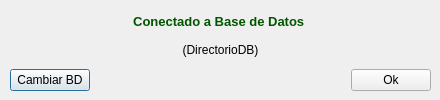
Old version of the form dblogin.ui in the repository jeanyvesb9/GS.
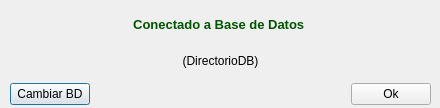
New version of the form.

Diff of the .ui file:
```diff
--- a/dblogin.ui
+++ b/dblogin.ui
@@ -7,7 +7,7 @@
     <x>0</x>
     <y>0</y>
     <width>440</width>
-    <height>100</height>
+    <height>108</height>
    </rect>
   </property>
   <property name="sizePolicy">
@@ -25,7 +25,7 @@
      <x>10</x>
      <y>10</y>
      <width>421</width>
-     <height>81</height>
+     <height>95</height>
     </rect>
    </property>
    <layout class="QVBoxLayout" name="verticalLayout_2">
@@ -75,6 +75,9 @@
         <property name="text">
          <string>Cambiar BD</string>
         </property>
+        <property name="autoDefault">
+         <bool>true</bool>
+        </property>
        </widget>
       </item>
       <item>
@@ -95,6 +98,9 @@
         <property name="text">
          <string>Ok</string>
         </property>
+        <property name="autoDefault">
+         <bool>true</bool>
+        </property>
        </widget>
       </item>
      </layout>
```
Left out of the diff: 3 changed lines with no effect on the pictures.
